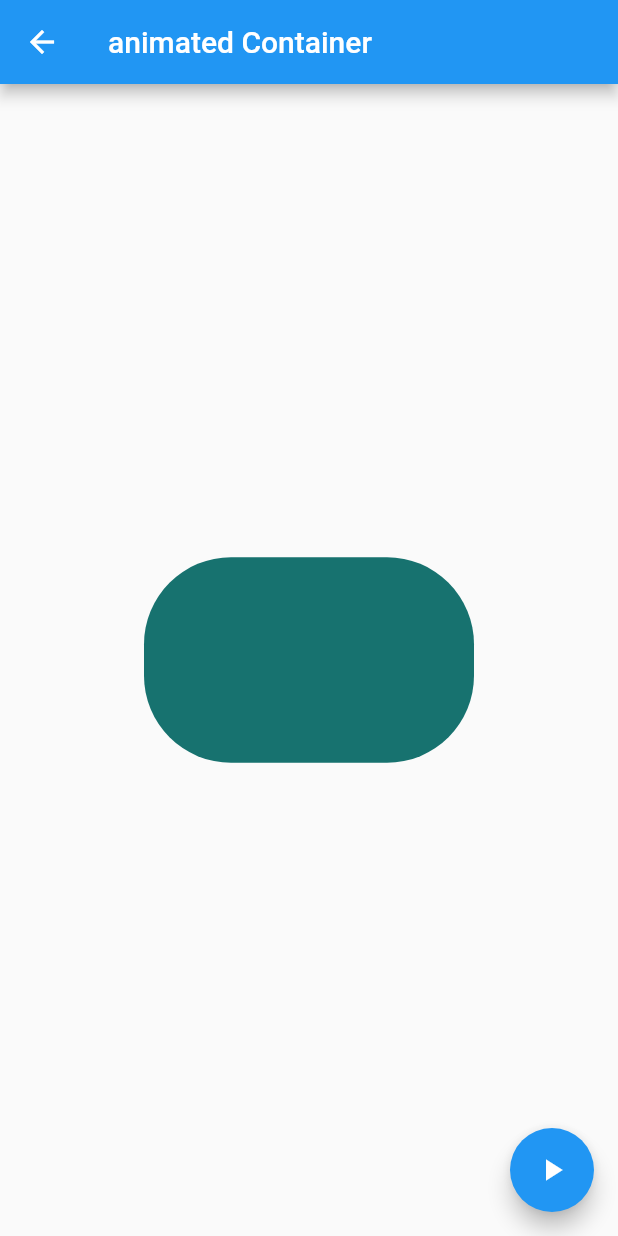
After one commit to NepCode/components_app, a Flutter app: the AnimatedContainerPage screen opened by its route, after a tap on the "play arrow" icon, on a phone screen of 412 x 824 dp. The commit adds this screen. Run offline on Flutter 3.47's test engine with Material 2 defaults, Android fonts, the phone set to English and light mode, and no system bars.

Commit message:
circle avatar, container and animated container

```diff
--- a/data/menu_opts.json
+++ b/data/menu_opts.json
@@ -15,6 +15,11 @@
             "route" : "card",
             "icon" : "folder_open",
             "text": "Cards"
+        },
+        {
+            "route" : "animatedContainer",
+            "icon" : "donut_large",
+            "text": "Animated Container"
         }
     ]
 }
--- /dev/null
+++ b/lib/src/pages/animated_container.dart
@@ -0,0 +1,64 @@
+import 'package:flutter/material.dart';
+import 'dart:math';
+
+
+class AnimatedContainerPage extends StatefulWidget {
+  @override
+  _AnimatedContainerPageState createState() => _AnimatedContainerPageState();
+}
+
+class _AnimatedContainerPageState extends State<AnimatedContainerPage> {
+
+  double _width  = 50.0;
+  double _height = 50.0;
+  Color  _color  = Colors.pink;
+
+  BorderRadiusGeometry _borderRadius = BorderRadius.circular(8.0);
+
+  @override
+  Widget build(BuildContext context) {
+    return Scaffold(
+
+      appBar: AppBar(
+        title: Text('animated Container'),
+      ),
+      body: Center(
+          child: AnimatedContainer(
+            duration: Duration( seconds: 1 ),
+            curve: Curves.fastOutSlowIn,
+            width: _width,
+            height: _height,
+            decoration: BoxDecoration(
+                borderRadius: _borderRadius,
+                color: _color
+            ),
+          )
+      ),
+
+      floatingActionButton: FloatingActionButton(
+          child: Icon(Icons.play_arrow),
+          onPressed: _shapeShifter,
+    ),
+    );
+  }
+
+  void _shapeShifter() {
+    // Instantiate a Random class object
+    Random rnd = new Random();
+
+    setState(() {
+
+      _width = rnd.nextInt(300).toDouble();
+      _height = rnd.nextInt(300).toDouble();
+      _color = Color.fromRGBO(
+          rnd.nextInt(255),
+          rnd.nextInt(255),
+          rnd.nextInt(255),
+          1);
+
+      _borderRadius = BorderRadius.circular( rnd.nextInt(100).toDouble() );
+
+
+    });
+  }
+}
--- a/lib/src/routes/routes.dart
+++ b/lib/src/routes/routes.dart
@@ -1,5 +1,6 @@
 import 'package:flutter/material.dart';
 import 'package:flutter_app_components/src/pages/alert_page.dart';
+import 'package:flutter_app_components/src/pages/animated_container.dart';
 import 'package:flutter_app_components/src/pages/avatar_page.dart';
 import 'package:flutter_app_components/src/pages/card_page.dart';
 import 'package:flutter_app_components/src/pages/home_page.dart';
@@ -13,6 +14,7 @@ Map<String, WidgetBuilder> getApplicationRoutes(){
     'alert' : (BuildContext context) => AlertPage(),
     'avatar' : (BuildContext context) => AvatarPage(),
     'card' : (BuildContext context) => CardPage(),
+    'animatedContainer' : (BuildContext context) => AnimatedContainerPage()
   };
 
 
```
Also changed, not shown: lib/src/pages/avatar_page.dart (+28 -0 lines).
